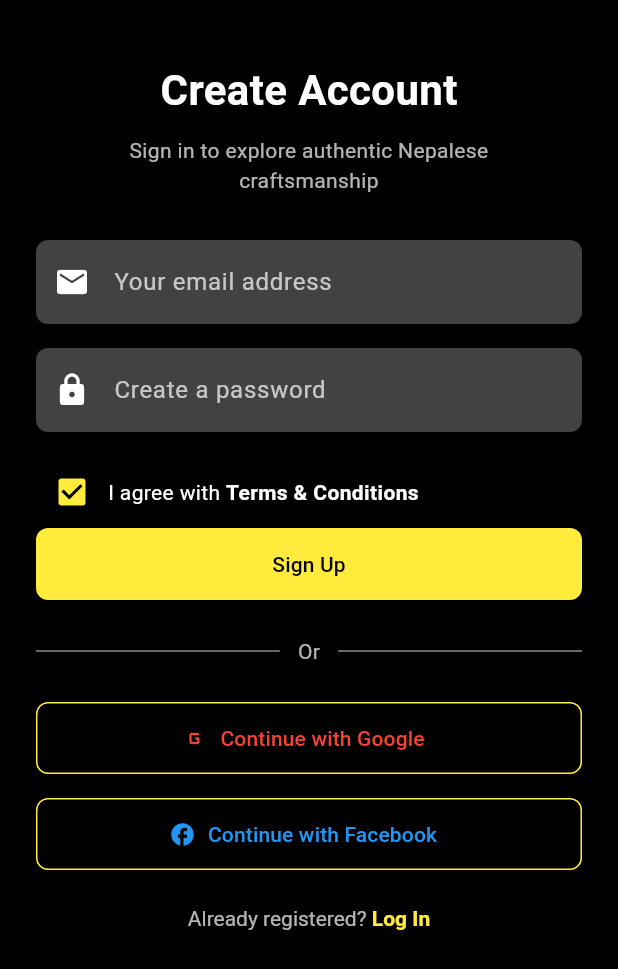
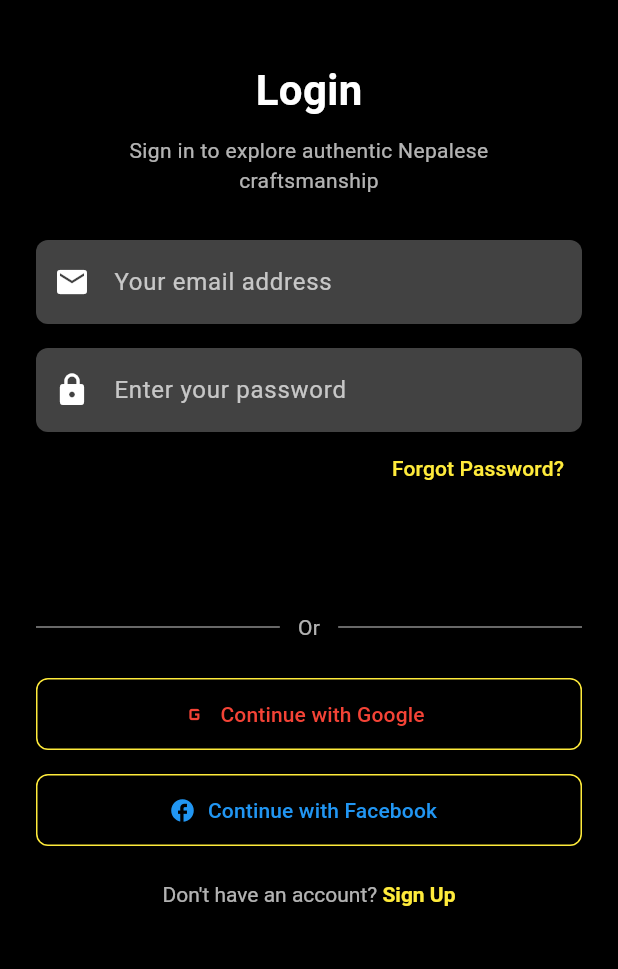
Before and after one commit to Ritesh230087/Rolo, a Flutter app: the screen it shows after launch, on a phone screen of 412 x 824 dp. Shown: the top 969 px of the screen. Run offline on Flutter 3.47's test engine with Material 3 defaults, Android fonts, the phone set to English and light mode, and no system bars.

Commit message:
Login Screen

```diff
--- a/lib/app.dart
+++ b/lib/app.dart
@@ -1,5 +1,5 @@
 import 'package:flutter/material.dart';
-import 'package:rolo/view/signup_page_view.dart';
+import 'package:rolo/view/login_page_view.dart';
 
 
 class App extends StatelessWidget {
@@ -7,6 +7,6 @@ class App extends StatelessWidget {
 
   @override
   Widget build(BuildContext context) {
-    return MaterialApp(home: SignUpScreen());
+    return MaterialApp(home: LoginScreen());
   }
 }
--- /dev/null
+++ b/lib/view/login_page_view.dart
@@ -0,0 +1,174 @@
+import 'package:flutter/gestures.dart';
+import 'package:flutter/material.dart';
+import 'package:rolo/view/signup_page_view.dart';
+
+class LoginScreen extends StatelessWidget {
+  const LoginScreen({super.key});
+
+  @override
+  Widget build(BuildContext context) {
+    return Scaffold(
+      backgroundColor: Colors.black,
+      body: SafeArea(
+        child: SingleChildScrollView(
+          padding: const EdgeInsets.symmetric(horizontal: 24, vertical: 20),
+          child: Column(
+            crossAxisAlignment: CrossAxisAlignment.start,
+            children: [
+              const SizedBox(height: 20),
+              const Center(
+                child: Text(
+                  'Login',
+                  style: TextStyle(
+                    color: Colors.white,
+                    fontSize: 28,
+                    fontWeight: FontWeight.bold,
+                  ),
+                ),
+              ),
+              const SizedBox(height: 10),
+              const Center(
+                child: Text(
+                  'Sign in to explore authentic Nepalese\ncraftsmanship',
+                  textAlign: TextAlign.center,
+                  style: TextStyle(color: Colors.white70, fontSize: 14),
+                ),
+              ),
+              const SizedBox(height: 30),
+
+              // Email
+              TextField(
+                style: const TextStyle(color: Colors.white),
+                decoration: InputDecoration(
+                  hintText: 'Your email address',
+                  hintStyle: const TextStyle(color: Colors.white70),
+                  prefixIcon: const Icon(Icons.email, color: Colors.white),
+                  filled: true,
+                  fillColor: Colors.grey.shade800,
+                  border: OutlineInputBorder(
+                    borderRadius: BorderRadius.circular(8),
+                    borderSide: BorderSide.none,
+                  ),
+                ),
+              ),
+              const SizedBox(height: 16),
+
+              // Password
+              TextField(
+                obscureText: true,
+                style: const TextStyle(color: Colors.white),
+                decoration: InputDecoration(
+                  hintText: 'Enter your password',
+                  hintStyle: const TextStyle(color: Colors.white70),
+                  prefixIcon: const Icon(Icons.lock, color: Colors.white),
+                  filled: true,
+                  fillColor: Colors.grey.shade800,
+                  border: OutlineInputBorder(
+                    borderRadius: BorderRadius.circular(8),
+                    borderSide: BorderSide.none,
+                  ),
+                ),
+              ),
+
+              // Forgot password
+              Align(
+                alignment: Alignment.centerRight,
+                child: TextButton(
+                  onPressed: () {},
+                  child: const Text(
+                    'Forgot Password?',
+                    style: TextStyle(color: Colors.yellow),
+                  ),
+                ),
+              ),
+
+              // Login button
+              SizedBox(
+                width: double.infinity,
+                height: 48,
+              ),
+              const SizedBox(height: 24),
+
+              Row(
+                children: [
+                  const Expanded(child: Divider(color: Colors.white54)),
+                  const Padding(
+                    padding: EdgeInsets.symmetric(horizontal: 12),
+                    child: Text('Or', style: TextStyle(color: Colors.white70)),
+                  ),
+                  const Expanded(child: Divider(color: Colors.white54)),
+                ],
+              ),
+              const SizedBox(height: 24),
+
+              // Google button
+              SizedBox(
+                width: double.infinity,
+                height: 48,
+                child: OutlinedButton.icon(
+                  onPressed: () {},
+                  style: OutlinedButton.styleFrom(
+                    side: const BorderSide(color: Colors.yellow),
+                    shape: RoundedRectangleBorder(
+                      borderRadius: BorderRadius.circular(8),
+                    ),
+                  ),
+                  icon: const Icon(Icons.g_mobiledata, color: Colors.red),
+                  label: const Text(
+                    'Continue with Google',
+                    style: TextStyle(color: Colors.red),
+                  ),
+                ),
+              ),
+              const SizedBox(height: 16),
+
+              // Facebook button
+              SizedBox(
+                width: double.infinity,
+                height: 48,
+                child: OutlinedButton.icon(
+                  onPressed: () {},
+                  style: OutlinedButton.styleFrom(
+                    side: const BorderSide(color: Colors.yellow),
+                    shape: RoundedRectangleBorder(
+                      borderRadius: BorderRadius.circular(8),
+                    ),
+                  ),
+                  icon: const Icon(Icons.facebook, color: Colors.blue),
+                  label: const Text(
+                    'Continue with Facebook',
+                    style: TextStyle(color: Colors.blue),
+                  ),
+                ),
+              ),
+              const SizedBox(height: 24),
+
+              //Sign up
+              Center(
+                child: RichText(
+                  text: TextSpan(
+                    text: 'Don\'t have an account? ',
+                    style: TextStyle(color: Colors.white70),
+                    children: [
+                      TextSpan(
+                        text: 'Sign Up',
+                        style: TextStyle(
+                          color: Colors.yellow,
+                          fontWeight: FontWeight.bold,
+                        ),
+                        recognizer:TapGestureRecognizer()..onTap=(){
+                          Navigator.push(context,
+                          MaterialPageRoute(builder: (context)=>const SignUpScreen()));
+                        },
+                      ),
+                    ],
+                  ),
+                ),
+              ),
+            ],
+          ),
+        ),
+      ),
+    );
+  }
+}
```
